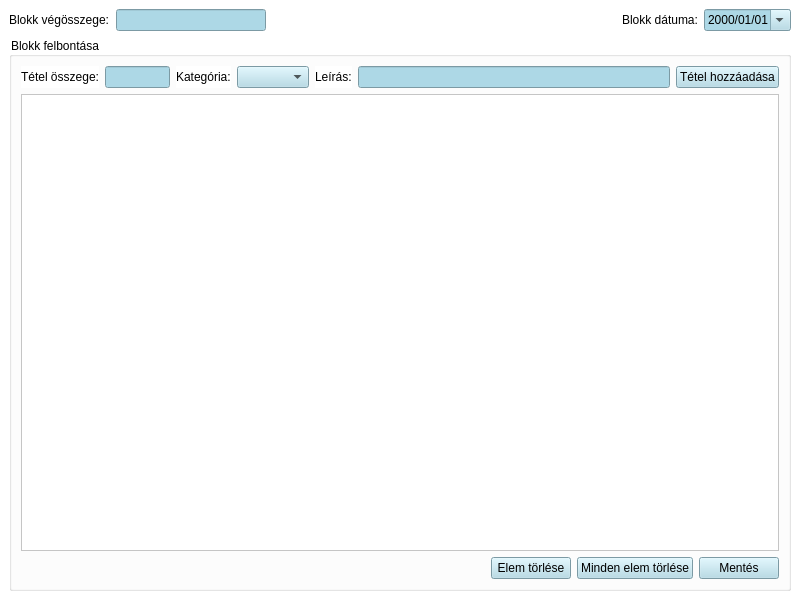
Qt form FamilyFinancies/activityreceipt.ui (DannyFreecs/FamilyBudgetSimple) before a commit.
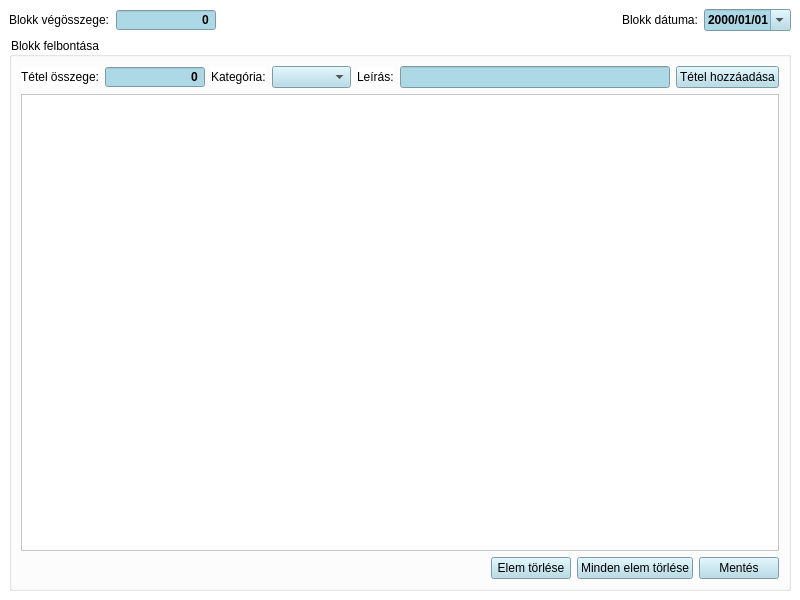
The same form after that commit. Custom widgets are drawn as their Qt base class.

Commit message: Added spin box to handle currencies and minor functions

```diff
--- a/FamilyFinancies/activityreceipt.ui
+++ b/FamilyFinancies/activityreceipt.ui
@@ -46,19 +46,36 @@
        </widget>
       </item>
       <item>
-       <widget class="QLineEdit" name="lineEditCostAll">
-        <property name="maximumSize">
+       <widget class="CurrencySpinBox" name="spinBoxCostAll">
+        <property name="minimumSize">
          <size>
-          <width>150</width>
-          <height>16777215</height>
+          <width>100</width>
+          <height>0</height>
          </size>
         </property>
+        <property name="font">
+         <font>
+          <bold>true</bold>
+         </font>
+        </property>
         <property name="styleSheet">
          <string notr="true">background-color: rgb(173, 216, 230);</string>
         </property>
         <property name="alignment">
          <set>Qt::AlignRight|Qt::AlignTrailing|Qt::AlignVCenter</set>
         </property>
+        <property name="buttonSymbols">
+         <enum>QAbstractSpinBox::NoButtons</enum>
+        </property>
+        <property name="specialValueText">
+         <string/>
+        </property>
+        <property name="suffix">
+         <string/>
+        </property>
+        <property name="maximum">
+         <number>999999999</number>
+        </property>
        </widget>
       </item>
       <item>
@@ -98,6 +115,11 @@
           <height>16777215</height>
          </size>
         </property>
+        <property name="font">
+         <font>
+          <bold>true</bold>
+         </font>
+        </property>
         <property name="autoFillBackground">
          <bool>false</bool>
         </property>
@@ -156,15 +178,17 @@
           </widget>
          </item>
          <item>
-          <widget class="QLineEdit" name="lineEditCostItem">
-           <property name="maximumSize">
+          <widget class="CurrencySpinBox" name="spinBoxCosItem">
+           <property name="minimumSize">
             <size>
-             <width>65</width>
-             <height>16777215</height>
+             <width>100</width>
+             <height>0</height>
             </size>
            </property>
-           <property name="layoutDirection">
-            <enum>Qt::LeftToRight</enum>
+           <property name="font">
+            <font>
+             <bold>true</bold>
+            </font>
            </property>
            <property name="styleSheet">
             <string notr="true">background-color: rgb(173, 216, 230);</string>
@@ -172,6 +196,15 @@
            <property name="alignment">
             <set>Qt::AlignRight|Qt::AlignTrailing|Qt::AlignVCenter</set>
            </property>
+           <property name="buttonSymbols">
+            <enum>QAbstractSpinBox::NoButtons</enum>
+           </property>
+           <property name="specialValueText">
+            <string/>
+           </property>
+           <property name="maximum">
+            <number>999999999</number>
+           </property>
           </widget>
          </item>
          <item>
@@ -186,6 +219,11 @@
          </item>
          <item>
           <widget class="QComboBox" name="comboBoxCategories">
+           <property name="font">
+            <font>
+             <bold>true</bold>
+            </font>
+           </property>
            <property name="styleSheet">
             <string notr="true">background-color: rgb(173, 216, 230);</string>
            </property>
@@ -203,6 +241,11 @@
          </item>
          <item>
           <widget class="QLineEdit" name="lineEditComment">
+           <property name="font">
+            <font>
+             <bold>true</bold>
+            </font>
+           </property>
            <property name="styleSheet">
             <string notr="true">background-color: rgb(173, 216, 230);</string>
            </property>
@@ -291,6 +334,13 @@
    </layout>
   </widget>
  </widget>
+ <customwidgets>
+  <customwidget>
+   <class>CurrencySpinBox</class>
+   <extends>QSpinBox</extends>
+   <header>c:/Users/Dani/Qt-source/FamilyFinancies/FamilyFinancies/currencyspinbox.h</header>
+  </customwidget>
+ </customwidgets>
  <resources/>
  <connections/>
 </ui>
```
The commit also changes 12 other files.
